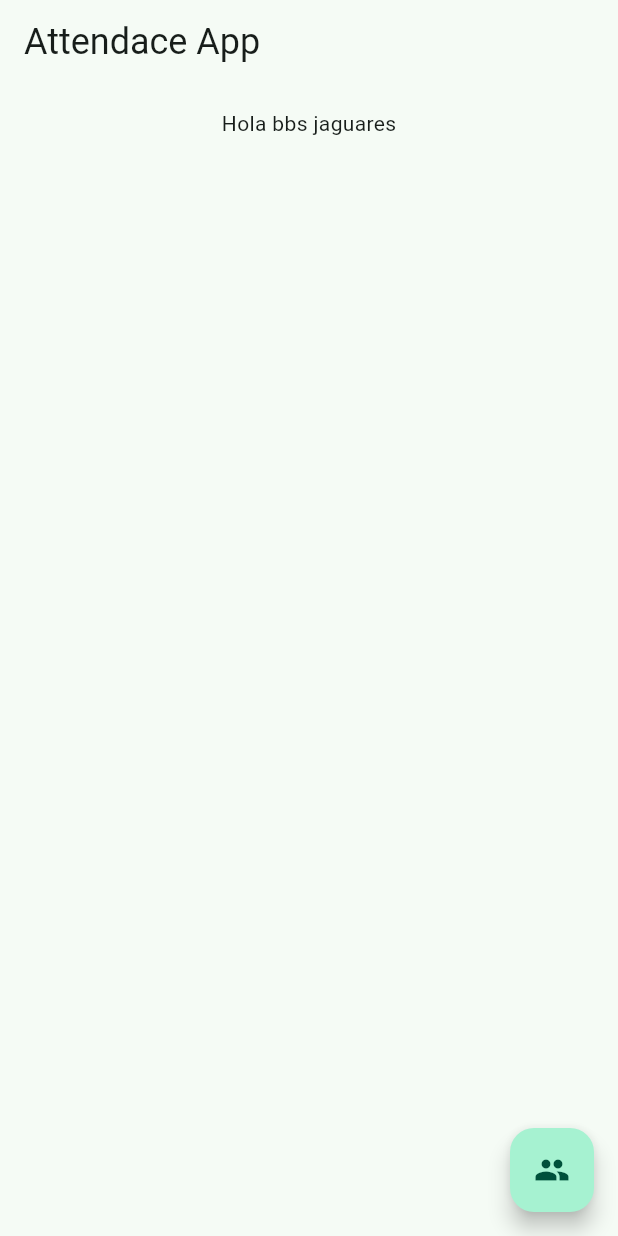
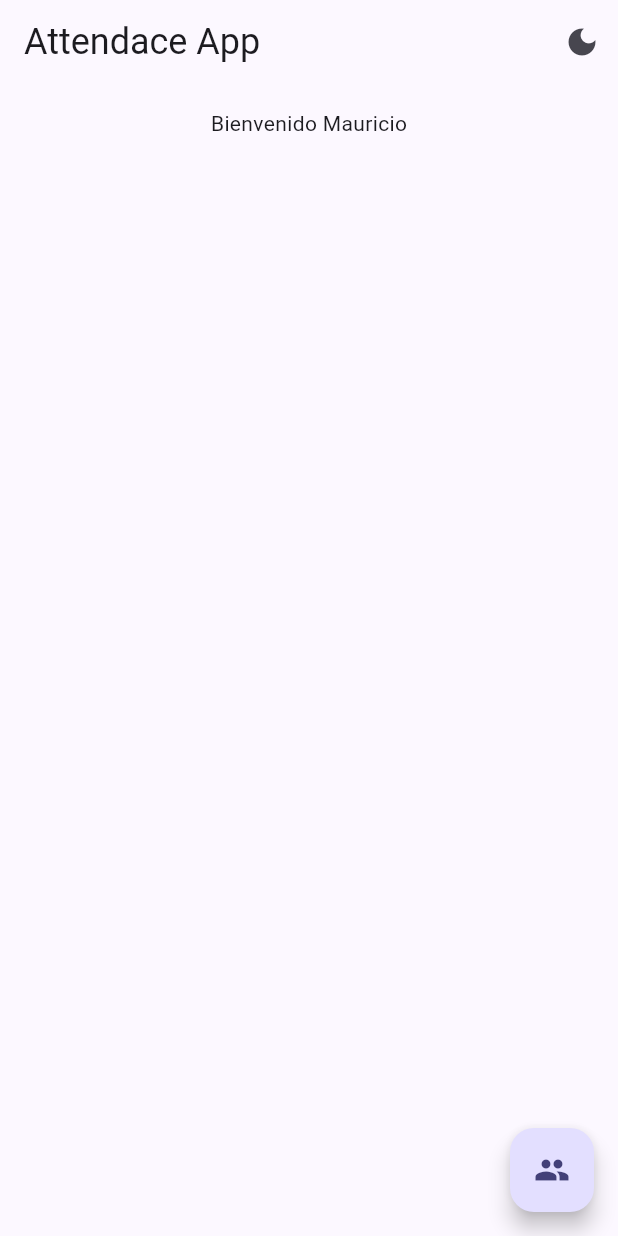
Before and after one commit to M131415/asistencia_jaguar, a Flutter app: the screen it shows after launch, on a phone screen of 412 x 824 dp. Run offline on Flutter 3.47's test engine with Material 3 defaults, Android fonts, the phone set to English and light mode, and no system bars; our stand-ins replace csv, file_picker, flutter_riverpod, go_router, internet_connection_checker, riverpod_annotation; generated files the repository leaves out were written again.

Commit message:
add riverpod providers

```diff
--- a/lib/config/config.dart
+++ b/lib/config/config.dart
@@ -5,4 +5,4 @@ export 'helpers/connection/network_info.dart';
 // routes
 export 'routes/my_router.dart';
 // themes
-export 'themes/theme_ligth.dart';
+export 'themes/app_theme.dart';
--- a/lib/config/routes/my_router.dart
+++ b/lib/config/routes/my_router.dart
@@ -1,8 +1,47 @@
 import 'package:asistencia_jaguar/presentation/screens/screens.dart';
 import 'package:flutter/material.dart';
 import 'package:go_router/go_router.dart';
+import 'package:riverpod_annotation/riverpod_annotation.dart';
+
+part 'my_router.g.dart';
 
 final _navKey = GlobalKey<NavigatorState>();
+
+@riverpod
+GoRouter appRouter(AppRouterRef ref) {
+  return GoRouter(
+      navigatorKey: _navKey,
+      initialLocation: '/',
+      routes: <RouteBase>[
+        GoRoute(
+          path: '/signIn',
+          name: 'signIn',
+          builder: (context, state) => SignInScreen(),
+          routes: [
+            GoRoute(
+              path: 'signUp',
+              name: 'signUp',
+              builder: (context, state) => SignUpScreen(),
+            ),
+          ]
+        ),
+        GoRoute(
+          path: '/',
+          name: 'home',
+          builder: (context, state) => const HomeScreen(),
+          routes: [
+            GoRoute(
+              path: 'addGroup',
+              name: 'addGroup',
+              builder: (context, state) => const AddGroup(),
+            ),
+          ]
+        ),
+      ]
+    );
+}
+
+/* final _navKey = GlobalKey<NavigatorState>();
 
 GoRouter myRouter() {
   return GoRouter(
@@ -34,4 +73,4 @@ GoRouter myRouter() {
           ]
         ),
       ]);
-}
+} */
--- a/lib/config/themes/theme_ligth.dart
+++ b/lib/config/themes/app_theme.dart
@@ -1,13 +1,13 @@
 import 'package:flutter/material.dart';
 
-const seedColor = Color.fromARGB(255, 7, 80, 59);
+const seedColor = Color.fromARGB(255, 17, 7, 80);
+
 
 class AppTheme {
 
   final bool isDarkmode;
 
   AppTheme({ required this.isDarkmode });
-
 
   ThemeData getTheme() => ThemeData(
     useMaterial3: true,
--- a/lib/main.dart
+++ b/lib/main.dart
@@ -1,24 +1,30 @@
-import 'package:asistencia_jaguar/config/routes/my_router.dart';
-import 'package:asistencia_jaguar/config/themes/theme_ligth.dart';
-import 'package:asistencia_jaguar/simple_bloc_observable.dart';
+import 'package:asistencia_jaguar/config/config.dart';
+import 'package:asistencia_jaguar/presentation/providers/providers.dart';
 import 'package:flutter/material.dart';
-import 'package:flutter_bloc/flutter_bloc.dart';
+import 'package:flutter_riverpod/flutter_riverpod.dart';
 
 void main() {
-  Bloc.observer = SimpleBlocObserver();
-  runApp(const MyApp());
+  runApp(
+    const ProviderScope(
+      child: MyApp(),
+    )
+  );
 }
 
-class MyApp extends StatelessWidget {
+class MyApp extends ConsumerWidget {
   const MyApp({super.key});
 
   @override
-  Widget build(BuildContext context) {
-    return  MaterialApp.router(
+  Widget build(BuildContext context, WidgetRef ref) {
+
+    final appRouter = ref.watch(appRouterProvider);
+    final isDarkMode = ref.watch(darkModeProvider);
+
+    return  MaterialApp.router (
         debugShowCheckedModeBanner: false,
         title: 'Asistencia Jaguar',
-        theme: AppTheme( isDarkmode: false).getTheme(),
-        routerConfig: myRouter(),
+        theme: AppTheme( isDarkmode: isDarkMode).getTheme(),
+        routerConfig: appRouter,
       );
   }
 }
--- /dev/null
+++ b/lib/presentation/providers/name_provider/name_provider.dart
@@ -0,0 +1,8 @@
+import 'package:riverpod_annotation/riverpod_annotation.dart';
+
+part 'name_provider.g.dart';
+
+@riverpod
+String showName(ShowNameRef ref){
+  return 'Mauricio';
+}
--- /dev/null
+++ b/lib/presentation/providers/providers.dart
@@ -0,0 +1,2 @@
+export './name_provider/name_provider.dart';
+export 'dark_mode_provider/dark_mode.dart';
--- a/lib/presentation/screens/home_screen.dart
+++ b/lib/presentation/screens/home_screen.dart
@@ -1,28 +1,43 @@
+import 'package:asistencia_jaguar/config/config.dart';
+import 'package:asistencia_jaguar/presentation/providers/providers.dart';
 import 'package:flutter/material.dart';
-import 'package:go_router/go_router.dart';
+import 'package:flutter_riverpod/flutter_riverpod.dart';
 
-class HomeScreen extends StatelessWidget {
+class HomeScreen extends ConsumerWidget {
   const HomeScreen({super.key});
 
   @override
-  Widget build(BuildContext context) {
+  Widget build(BuildContext context, WidgetRef ref) {
+
+    final showName = ref.watch(showNameProvider);
+    final isDarkMode = ref.watch(darkModeProvider);
 
     return Scaffold(
       appBar: AppBar(
         title: Text('Attendace App', style: Theme.of(context).textTheme.headlineSmall,),
+        actions: [
+          IconButton(
+            onPressed: () {
+              ref.read(darkModeProvider.notifier).toggleDarkmode();
+            },
+            icon: Icon(
+              isDarkMode ? Icons.light_mode : Icons.dark_mode
+            )
+          ),
+        ],
       ),
       floatingActionButton: FloatingActionButton(
         child: const Icon(Icons.people),
         onPressed: () {
-          context.goNamed('addGroup');
+          ref.read(appRouterProvider).goNamed('addGroup');
         },
       ),
       body: Container(
         padding: const EdgeInsets.all(16),
-        child: const Column(
+        child: Column(
           children: [
             Center(
-              child: Text('Hola bbs jaguares')
+              child: Text('Bienvenido $showName')
             ),
           ],
         ),
```
Also changed, not shown: lib/presentation/providers/dark_mode_provider/dark_mode.dart (added, +15 -0 lines), lib/simple_bloc_observable.dart (deleted, +0 -42 lines), pubspec.yaml (+6 -1 lines), lib/config/routes/my_router.g.dart (added), lib/presentation/providers/dark_mode_provider/dark_mode.g.dart (added), lib/presentation/providers/name_provider/name_provider.g.dart (added), pubspec.lock, 1 other file.
